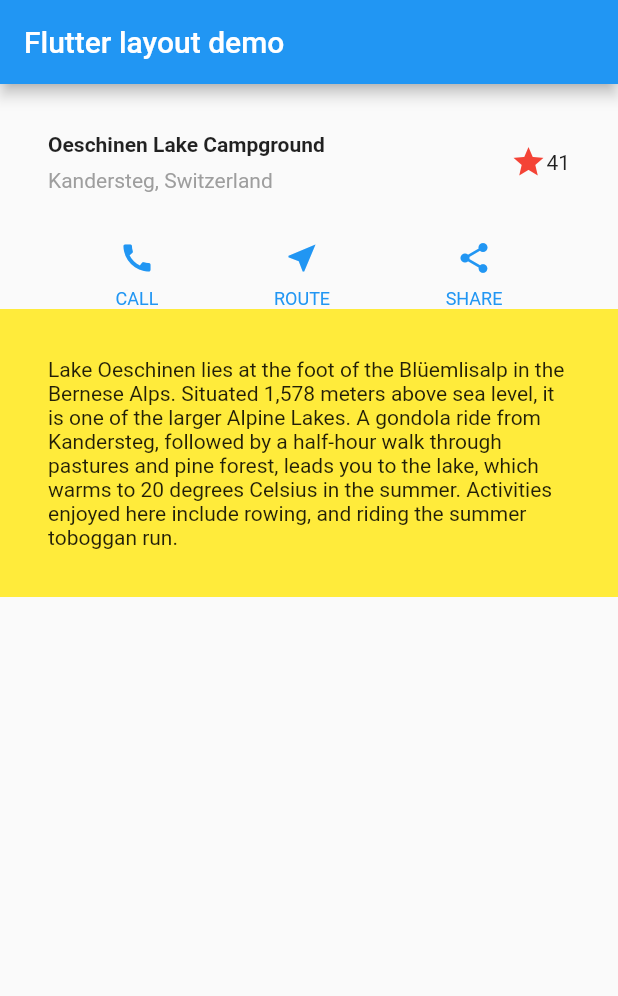
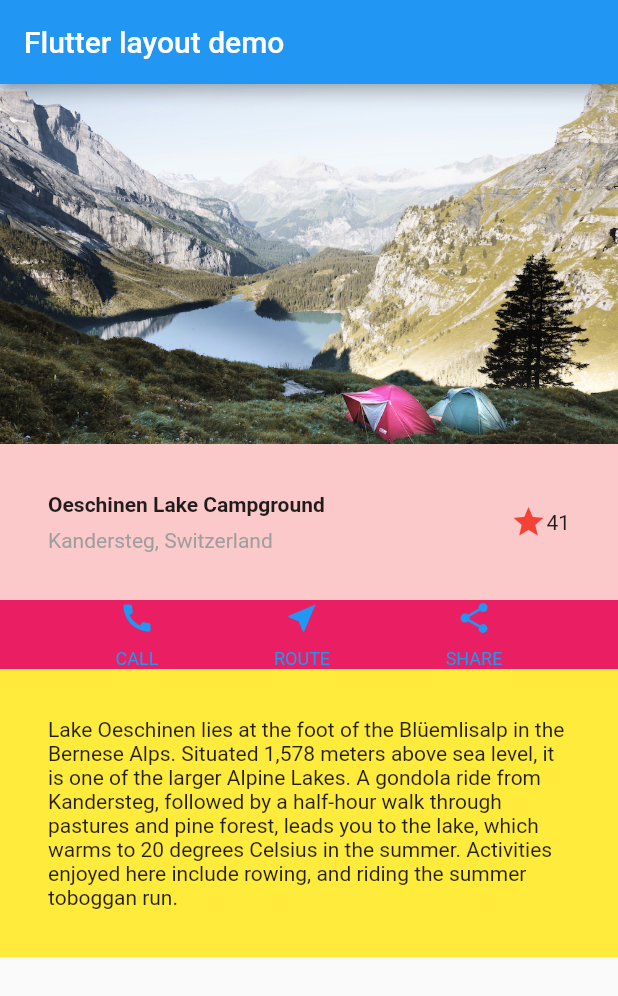
Before and after one commit to tsuyopon-xyz/flutter_official_tutorials, a Flutter app: the screen it shows after launch, on a phone screen of 412 x 824 dp. Shown: the top 996 px of the screen. Run offline on Flutter 3.47's test engine with Material 2 defaults, Android fonts, the light colour scheme and no system bars.

Commit message:
Done step 5, 6 of Building layouts tutorial.

```diff
--- a/lib/main.dart
+++ b/lib/main.dart
@@ -19,9 +19,15 @@ class MyApp extends StatelessWidget {
           title: const Text('Flutter layout demo'),
         ),
         body: Center(
-          child: Column(
+          child: ListView(
             // mainAxisAlignment: MainAxisAlignment.center,
             children: <Widget>[
+              Image.asset(
+                'images/lake.jpg',
+                width: 600,
+                height: 240,
+                fit: BoxFit.cover,
+              ),
               _createTitleSection(),
               _createButtonSection(Theme.of(context).primaryColor),
               _createTextSection(),
@@ -34,6 +40,7 @@ class MyApp extends StatelessWidget {
 
   Widget _createTitleSection() {
     return Container(
+      decoration: const BoxDecoration(color: Color.fromARGB(50, 255, 0, 0)),
       padding: const EdgeInsets.all(32),
       child: Row(
         children: [
@@ -75,13 +82,16 @@ class MyApp extends StatelessWidget {
   }
 
   Widget _createButtonSection([Color color = Colors.orange]) {
-    return Row(
+    return Container(
+      decoration: const BoxDecoration(color: Colors.pink),
+      child: Row(
         mainAxisAlignment: MainAxisAlignment.spaceEvenly,
         children: [
           _buildButtonColumn(color, Icons.call, 'CALL'),
           _buildButtonColumn(color, Icons.near_me, 'ROUTE'),
           _buildButtonColumn(color, Icons.share, 'SHARE'),
         ],
+      ),
     );
   }
 
```
Also changed, not shown: pubspec.yaml (+2 -5 lines), images/lake.jpg (added). Lines whose indentation alone changed are shown as unchanged.
